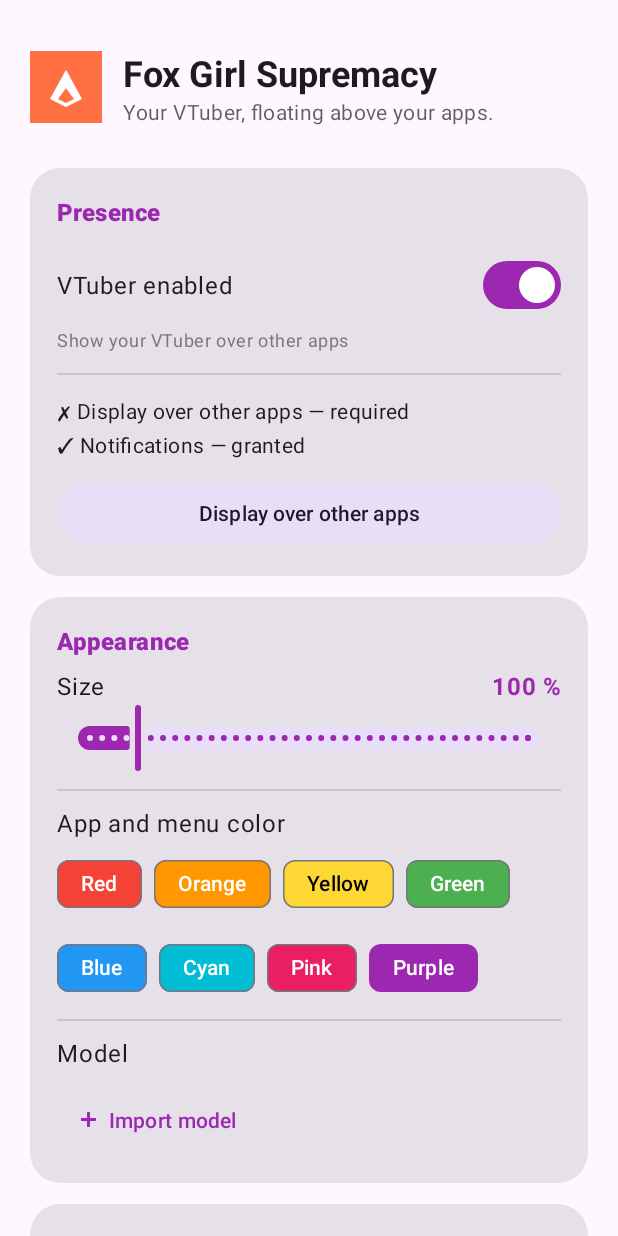
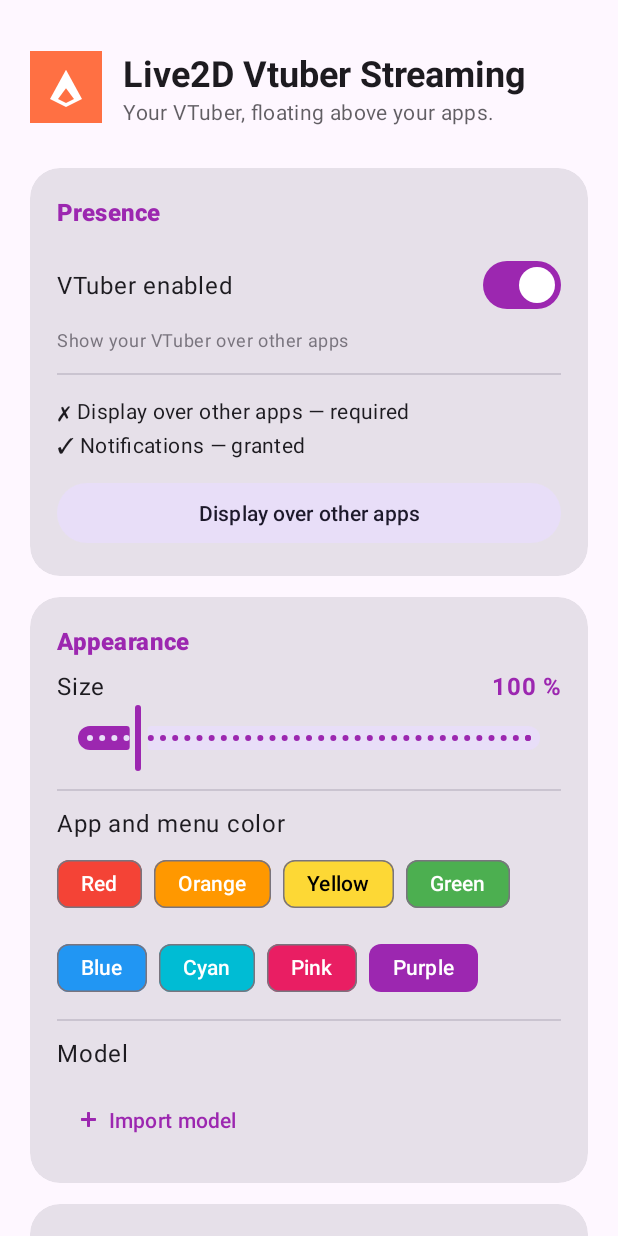
Before and after one commit to theB1T3of87/teste2, an Android app: the screen it shows after launch (MainActivity), on a phone screen of 412 x 824 dp. Run offline under Robolectric (Android 15) with nearby library versions, the phone set to English and light mode, and no system bars.

Commit message:
Set official app name to Live2D Vtuber Streaming

```diff
--- a/app/src/main/res/values/strings.xml
+++ b/app/src/main/res/values/strings.xml
@@ -1,6 +1,6 @@
 <?xml version="1.0" encoding="utf-8"?>
 <resources>
-    <string name="app_name">Fox Girl Supremacy</string>
+    <string name="app_name">Live2D Vtuber Streaming</string>
     <string name="notif_channel_name">VTuber</string>
     <string name="notif_title">Your VTuber is here</string>
     <string name="notif_text">They are hanging out above your apps.</string>
```
